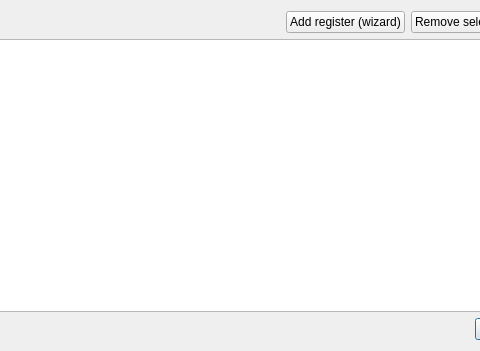
ModbusScope/ModbusScope, file src/dialogs/registerdialog.ui: the form before one commit; both pictures show x 231 to 711 and y 0 to 351 of the 797 by 351 pixel window.
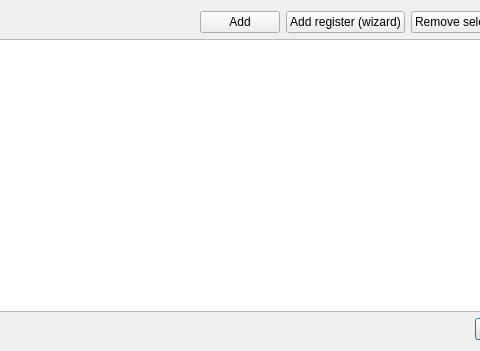
The form after the commit. Icons and pictures are not drawn.

```diff
--- a/src/dialogs/registerdialog.ui
+++ b/src/dialogs/registerdialog.ui
@@ -41,6 +41,13 @@
        </property>
       </spacer>
      </item>
+     <item>
+      <widget class="QPushButton" name="btnAdd">
+       <property name="text">
+        <string>Add</string>
+       </property>
+      </widget>
+     </item>
      <item>
       <widget class="QPushButton" name="btnAddWizard">
        <property name="text">
```
